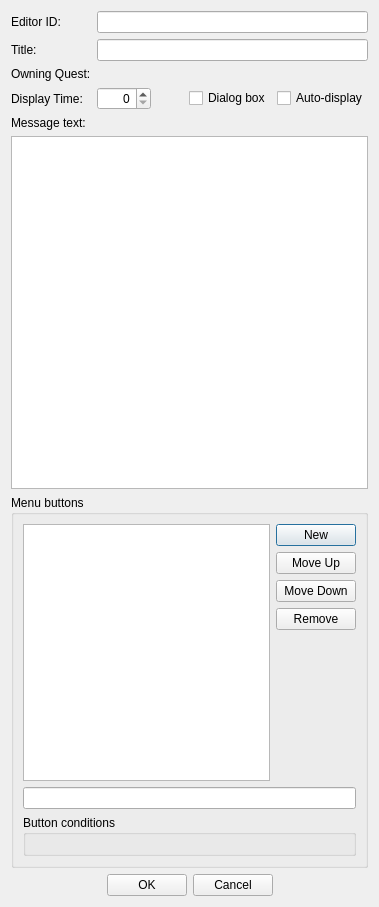
Before: the Qt Designer form native/src/DovahKit/ui/form_windows/message.ui in DavidJCobb/DovahKit, drawn with Qt 5.
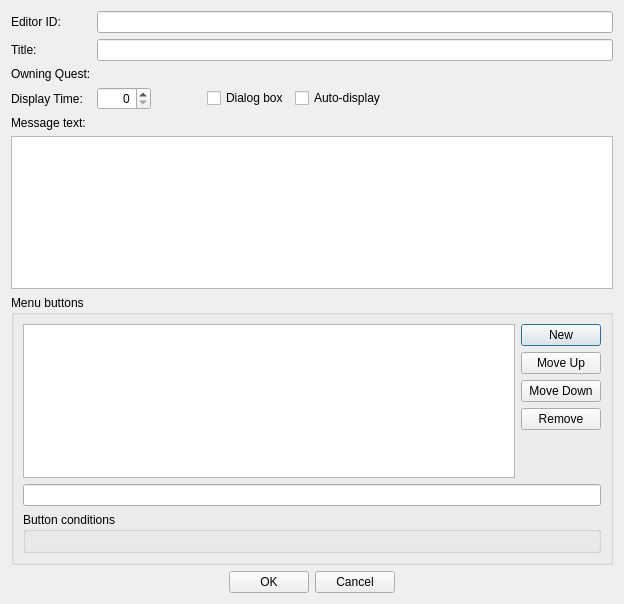
After: the same form once the commit is applied. Custom widgets are drawn as their Qt base class.

What changed in the file:
```diff
--- a/native/src/DovahKit/ui/form_windows/message.ui
+++ b/native/src/DovahKit/ui/form_windows/message.ui
@@ -6,8 +6,8 @@
    <rect>
     <x>0</x>
     <y>0</y>
-    <width>379</width>
-    <height>907</height>
+    <width>624</width>
+    <height>604</height>
    </rect>
   </property>
   <property name="windowTitle">
@@ -93,10 +93,13 @@
          <property name="orientation">
           <enum>Qt::Horizontal</enum>
          </property>
+         <property name="sizeType">
+          <enum>QSizePolicy::Fixed</enum>
+         </property>
          <property name="sizeHint" stdset="0">
           <size>
-           <width>40</width>
-           <height>20</height>
+           <width>50</width>
+           <height>0</height>
           </size>
          </property>
         </spacer>
@@ -121,6 +124,19 @@
          </property>
         </widget>
        </item>
+       <item>
+        <spacer name="horizontalSpacer_4">
+         <property name="orientation">
+          <enum>Qt::Horizontal</enum>
+         </property>
+         <property name="sizeHint" stdset="0">
+          <size>
+           <width>0</width>
+           <height>0</height>
+          </size>
+         </property>
+        </spacer>
+       </item>
       </layout>
      </item>
     </layout>
```
